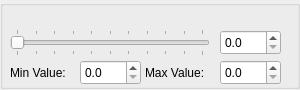
Qt form Tools/UIEditor/UI/sliderpropertygridwidget.ui (xaoctech/dava.engine) before a commit.
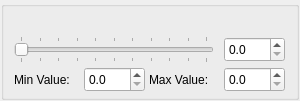
The same form after that commit.

What changed in the file:
```diff
--- a/Tools/UIEditor/UI/sliderpropertygridwidget.ui
+++ b/Tools/UIEditor/UI/sliderpropertygridwidget.ui
@@ -7,46 +7,42 @@
     <x>0</x>
     <y>0</y>
     <width>300</width>
-    <height>90</height>
+    <height>98</height>
    </rect>
   </property>
   <property name="minimumSize">
    <size>
     <width>300</width>
-    <height>90</height>
+    <height>0</height>
    </size>
   </property>
   <property name="windowTitle">
    <string>Form</string>
   </property>
+  <layout class="QVBoxLayout" name="verticalLayout">
+   <property name="margin">
+    <number>1</number>
+   </property>
+   <item>
   <widget class="QGroupBox" name="groupBox">
-   <property name="geometry">
-    <rect>
-     <x>0</x>
-     <y>0</y>
-     <width>300</width>
-     <height>89</height>
-    </rect>
-   </property>
    <property name="title">
     <string/>
    </property>
-   <widget class="QDoubleSpinBox" name="maxValueSpin">
-    <property name="geometry">
-     <rect>
-      <x>220</x>
-      <y>60</y>
-      <width>61</width>
-      <height>25</height>
-     </rect>
-    </property>
-    <property name="decimals">
-     <number>1</number>
-    </property>
-    <property name="maximum">
-     <double>1000.000000000000000</double>
-    </property>
-   </widget>
+     <layout class="QVBoxLayout" name="verticalLayout_2">
+      <property name="spacing">
+       <number>5</number>
+      </property>
+      <property name="margin">
+       <number>0</number>
+      </property>
+      <item>
+       <widget class="QWidget" name="widget" native="true">
+        <property name="minimumSize">
+         <size>
+          <width>0</width>
+          <height>90</height>
+         </size>
+        </property>
    <widget class="QLabel" name="maxValueLabel">
     <property name="geometry">
      <rect>
@@ -60,19 +56,6 @@
      <string>Max Value:</string>
     </property>
    </widget>
-   <widget class="QLabel" name="minValueLabel">
-    <property name="geometry">
-     <rect>
-      <x>10</x>
-      <y>65</y>
-      <width>71</width>
-      <height>16</height>
-     </rect>
-    </property>
-    <property name="text">
-     <string>Min Value:</string>
-    </property>
-   </widget>
    <widget class="QDoubleSpinBox" name="minValueSpin">
     <property name="geometry">
      <rect>
@@ -89,31 +72,6 @@
      <double>1000.000000000000000</double>
     </property>
    </widget>
-   <widget class="QDoubleSpinBox" name="valueSpin">
-    <property name="geometry">
-     <rect>
-      <x>220</x>
-      <y>30</y>
-      <width>61</width>
-      <height>25</height>
-     </rect>
-    </property>
-    <property name="prefix">
-     <string/>
-    </property>
-    <property name="suffix">
-     <string/>
-    </property>
-    <property name="decimals">
-     <number>1</number>
-    </property>
-    <property name="maximum">
-     <double>1000.000000000000000</double>
-    </property>
-    <property name="singleStep">
-     <double>1.000000000000000</double>
-    </property>
-   </widget>
    <widget class="QSlider" name="valuePosition">
     <property name="geometry">
      <rect>
@@ -139,14 +97,67 @@
      <number>5</number>
     </property>
    </widget>
-  </widget>
- </widget>
- <tabstops>
-  <tabstop>valuePosition</tabstop>
-  <tabstop>valueSpin</tabstop>
-  <tabstop>minValueSpin</tabstop>
-  <tabstop>maxValueSpin</tabstop>
- </tabstops>
+        <widget class="QDoubleSpinBox" name="maxValueSpin">
+         <property name="geometry">
+          <rect>
+           <x>220</x>
+           <y>60</y>
+           <width>61</width>
+           <height>25</height>
+          </rect>
+         </property>
+         <property name="decimals">
+          <number>1</number>
+         </property>
+         <property name="maximum">
+          <double>1000.000000000000000</double>
+         </property>
+        </widget>
+        <widget class="QLabel" name="minValueLabel">
+         <property name="geometry">
+          <rect>
+           <x>10</x>
+           <y>65</y>
+           <width>71</width>
+           <height>16</height>
+          </rect>
+         </property>
+         <property name="text">
+          <string>Min Value:</string>
+         </property>
+        </widget>
+        <widget class="QDoubleSpinBox" name="valueSpin">
+         <property name="geometry">
+          <rect>
+           <x>220</x>
+           <y>30</y>
+           <width>61</width>
+           <height>25</height>
+          </rect>
+         </property>
+         <property name="prefix">
+          <string/>
+         </property>
+         <property name="suffix">
+          <string/>
+         </property>
+         <property name="decimals">
+          <number>1</number>
+         </property>
+         <property name="maximum">
+          <double>1000.000000000000000</double>
+         </property>
+         <property name="singleStep">
+          <double>1.000000000000000</double>
+         </property>
+        </widget>
+       </widget>
+      </item>
+     </layout>
+    </widget>
+   </item>
+  </layout>
+ </widget>
  <resources/>
  <connections/>
 </ui>
```
Lines whose indentation alone changed are shown as unchanged.
